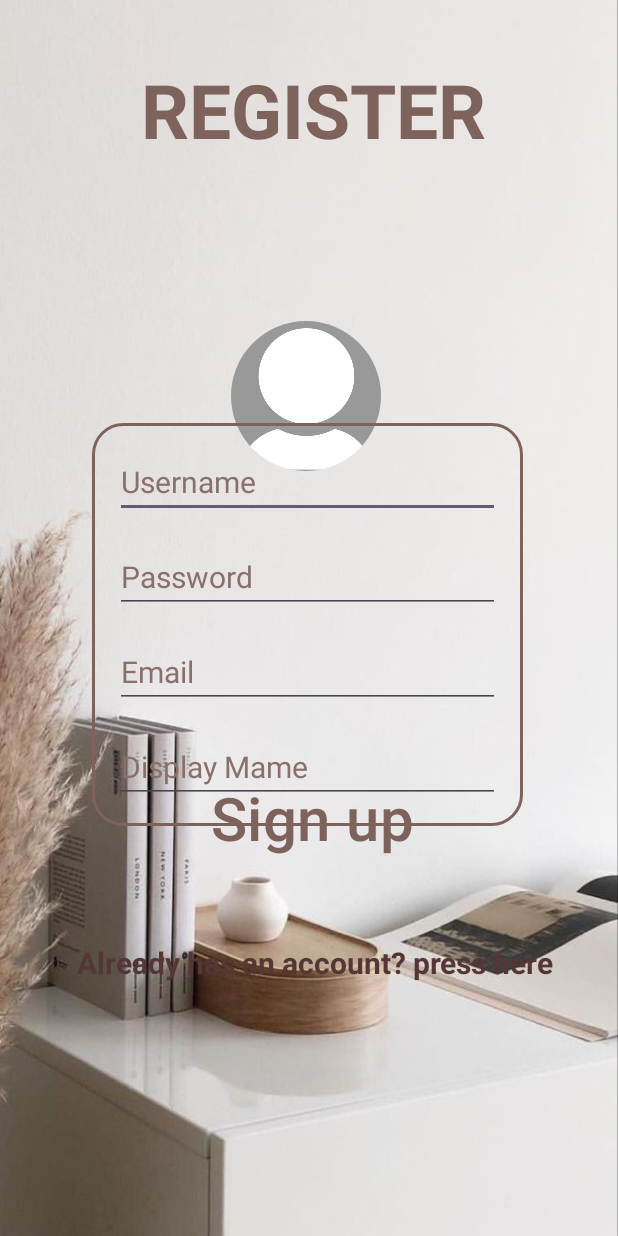
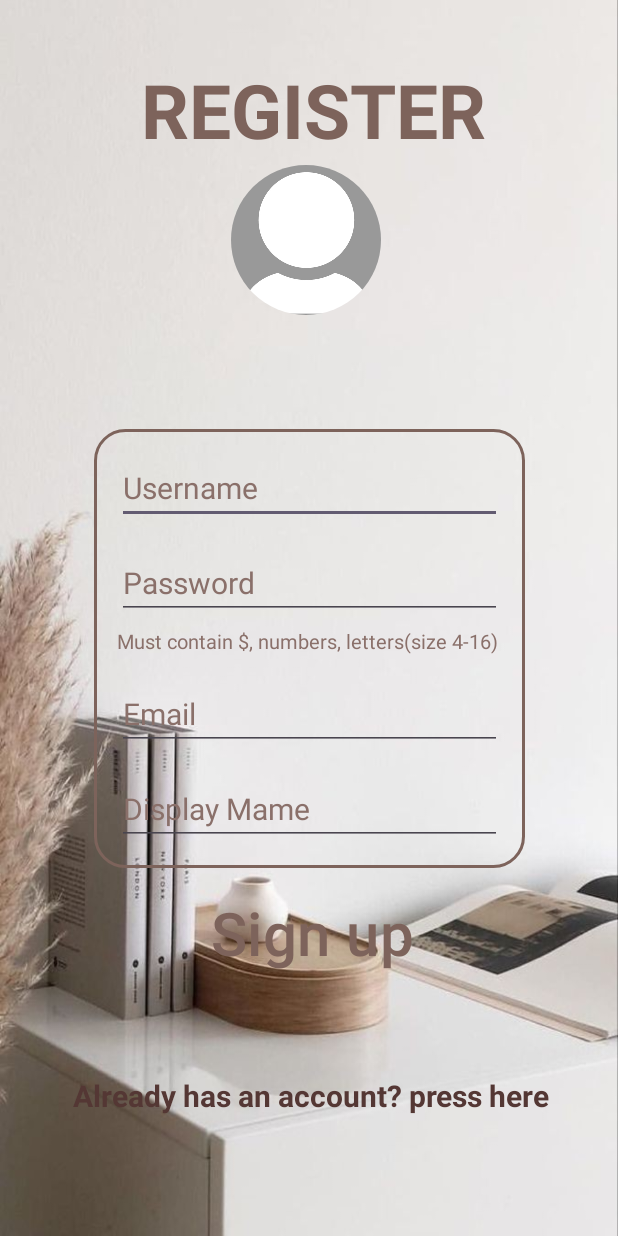
Before and after one commit to 56bar56/Targil4_AP2, an Android app: the registerPage screen opened directly, with no data from a screen before it, after a tap on "Sign up", on a phone screen of 412 x 824 dp. Run offline under Robolectric (Android 15) with nearby library versions, the phone set to English and light mode, and no system bars; our stand-ins replace CircleImageView, Room's generated code.

Commit message:
image working

```diff
--- a/app/build.gradle
+++ b/app/build.gradle
@@ -29,6 +29,7 @@ android {
 }
 
 dependencies {
+    implementation 'androidx.activity:activity-ktx:1.4.0'
     implementation 'de.hdodenhof:circleimageview:3.1.0'
     implementation 'com.squareup.retrofit2:retrofit:2.9.0'
     implementation 'com.squareup.retrofit2:converter-gson:2.5.0'
--- a/app/src/main/java/com/example/targil4_ap2/ChooseConNameActivity.java
+++ b/app/src/main/java/com/example/targil4_ap2/ChooseConNameActivity.java
@@ -15,6 +15,7 @@ import com.example.targil4_ap2.api.WebServiceAPI;
 import com.example.targil4_ap2.items.AddNewContact;
 import com.example.targil4_ap2.items.Contact;
 import com.example.targil4_ap2.items.ContactForCreate;
+import com.google.android.material.floatingactionbutton.FloatingActionButton;
 
 import java.io.IOException;
 import java.util.List;
@@ -31,7 +32,7 @@ public class ChooseConNameActivity extends AppCompatActivity {
 
     private EditText editConName;
     private Button buttonSave;
-    private Button buttonCancel;
+    private FloatingActionButton buttonCancel;
     private AppDB db;
     private PostDao postDao;
     private Retrofit retrofit;
@@ -112,7 +113,6 @@ public class ChooseConNameActivity extends AppCompatActivity {
 
             }
         });
-
         buttonCancel.setOnClickListener(new View.OnClickListener() {
             @Override
             public void onClick(View v) {
--- a/app/src/main/java/com/example/targil4_ap2/registerPage.java
+++ b/app/src/main/java/com/example/targil4_ap2/registerPage.java
@@ -1,13 +1,22 @@
 package com.example.targil4_ap2;
 
+import android.app.Activity;
 import android.content.Intent;
+import android.graphics.Bitmap;
+import android.graphics.drawable.BitmapDrawable;
+import android.net.Uri;
+import android.os.Build;
 import android.os.Bundle;
+import android.provider.MediaStore;
 import android.view.View;
 import android.widget.Button;
 import android.widget.EditText;
 import android.widget.TextView;
 import android.widget.Toast;
 
+import androidx.activity.result.ActivityResultLauncher;
+import androidx.activity.result.contract.ActivityResultContracts;
+import androidx.annotation.RequiresApi;
 import androidx.appcompat.app.AppCompatActivity;
 import androidx.room.Room;
 
@@ -18,9 +27,11 @@ import com.example.targil4_ap2.items.MessageToGet;
 import com.example.targil4_ap2.items.UserToGet;
 import com.example.targil4_ap2.items.UserToPost;
 
+import java.io.ByteArrayOutputStream;
 import java.io.IOException;
 import java.util.List;
 
+import de.hdodenhof.circleimageview.CircleImageView;
 import okhttp3.ResponseBody;
 import retrofit2.Call;
 import retrofit2.Callback;
@@ -28,12 +39,16 @@ import retrofit2.Response;
 import retrofit2.Retrofit;
 import retrofit2.converter.gson.GsonConverterFactory;
 
+
+@RequiresApi(api = Build.VERSION_CODES.R)
 public class registerPage extends AppCompatActivity {
     Button registerBtn;
     TextView toLogIn;
     private EditText editRegisterUsername;
     private EditText editRegisterPassword;
     private EditText editRegisterEmail;
+    private EditText editProfileName;
+    private CircleImageView imageView;
     private AppDB db;
     private PostDao postDao;
     private Retrofit retrofit;
@@ -49,6 +64,7 @@ public class registerPage extends AppCompatActivity {
         editRegisterUsername = findViewById(R.id.registerUsername);
         editRegisterPassword = findViewById(R.id.registerPassword);
         editRegisterEmail = findViewById(R.id.registerEmail);
+        editProfileName = findViewById(R.id.registerDisplayName);
         db = Room.databaseBuilder(getApplicationContext(), AppDB.class, "PostsDB").allowMainThreadQueries().build();
         postDao = db.postDao();
         user = new UsersApiToken(db, postDao);
@@ -57,6 +73,13 @@ public class registerPage extends AppCompatActivity {
                 .addConverterFactory(GsonConverterFactory.create())
                 .build();
         webServiceAPI = retrofit.create(WebServiceAPI.class);
+        imageView = findViewById(R.id.registerProfileImage);
+        imageView.setOnClickListener(new View.OnClickListener() {
+            @Override
+            public void onClick(View v) {
+                function();
+            }
+        });
         registerBtn.setOnClickListener(new View.OnClickListener() {
             @Override
             public void onClick(View v) {
@@ -65,8 +88,24 @@ public class registerPage extends AppCompatActivity {
                 String password = editRegisterPassword.getText().toString();
                 String email = editRegisterEmail.getText().toString();
                 //להוסיף שם פרופיל ותמונה
-                String profileName = "prof";
+                String profileName = editProfileName.getText().toString();
+                //String profilePic = imageView.toString();
                 String profilePic = "";
+                Bitmap resizedBitmap = null;
+
+                try {
+                    ByteArrayOutputStream byteArray = new ByteArrayOutputStream();
+                    Bitmap bm = ((BitmapDrawable) imageView.getDrawable()).getBitmap();
+                    resizedBitmap = Bitmap.createScaledBitmap(bm, 30, 25, false);
+                    resizedBitmap.compress(Bitmap.CompressFormat.PNG, 100, byteArray);
+                    byte[] profileBitmap = byteArray.toByteArray();
+                    profilePic = android.util.Base64.encodeToString(profileBitmap, android.util.Base64.DEFAULT);
+
+                } catch (Exception e) {
+                    Toast.makeText(registerPage.this, "Error with the image", Toast.LENGTH_LONG).show();
+                    return;
+                }
+
                 String errorMsg="";
                 if (password.length() > 16 || password.length() < 4) {
                     informationOk = false;
@@ -146,6 +185,32 @@ public class registerPage extends AppCompatActivity {
         });
     }
 
+    private void function() {
+        Intent i = new Intent();
+        i.setType("image/*");
+        i.setAction(Intent.ACTION_GET_CONTENT);
+        launchSomeActivity.launch(i);
+    }
+
+    ActivityResultLauncher<Intent> launchSomeActivity = registerForActivityResult(
+            new ActivityResultContracts.StartActivityForResult(), result -> {
+                if (result.getResultCode() == Activity.RESULT_OK) {
+                    Intent data = result.getData();
+                    if (data != null && data.getData() != null) {
+                        Uri selectedImageUri = data.getData();
+                        Bitmap selectedBitmap;
+                        try {
+                            selectedBitmap = MediaStore.Images.Media.getBitmap(
+                                    getContentResolver(), selectedImageUri);
+                            imageView.setImageBitmap(selectedBitmap);
+                        } catch (IOException e) {
+                            e.printStackTrace();
+                        }
+                    }
+                }
+            }
+    );
+
     public void chatsPageAfterRegister(String username, String password) {
         Callback<ResponseBody> callbackForGetUserInfo = new Callback<ResponseBody>() {
             @Override
@@ -186,6 +251,7 @@ public class registerPage extends AppCompatActivity {
         user.getUser(username, password, callbackForGetUserInfo);
 
     }
+
     public void dbInfo(Intent intent, String username, String password) {
         Callback<ResponseBody> callbackForGetUserChatsInfo = new Callback<ResponseBody>() {
             @Override
--- a/app/src/main/res/layout/activity_register_page.xml
+++ b/app/src/main/res/layout/activity_register_page.xml
@@ -8,8 +8,8 @@
     tools:context=".MainActivity">
 
     <TextView
-        android:layout_width="251dp"
-        android:layout_height="66dp"
+        android:layout_width="wrap_content"
+        android:layout_height="wrap_content"
         android:layout_alignParentStart="true"
         android:layout_alignParentTop="true"
         android:layout_alignParentEnd="true"
@@ -27,16 +27,12 @@
 
     <TextView
         android:id="@+id/noAccount"
-        android:layout_width="387dp"
-        android:layout_height="71dp"
-        android:layout_alignParentStart="true"
-        android:layout_alignParentTop="true"
+        android:layout_width="wrap_content"
+        android:layout_height="wrap_content"
         android:layout_alignParentEnd="true"
         android:layout_alignParentBottom="true"
-        android:layout_marginStart="16dp"
-        android:layout_marginTop="628dp"
-        android:layout_marginEnd="8dp"
-        android:layout_marginBottom="33dp"
+        android:layout_marginEnd="45dp"
+        android:layout_marginBottom="80dp"
         android:text="Already has an account? press here"
         android:textAlignment="center"
         android:textColor="#543734"
@@ -45,16 +41,13 @@
 
     <Button
         android:id="@+id/registerBtn"
-        android:layout_width="260dp"
+        android:layout_width="276dp"
         android:layout_height="wrap_content"
-        android:layout_alignParentStart="true"
-        android:layout_alignParentTop="true"
-        android:layout_alignParentEnd="true"
         android:layout_alignParentBottom="true"
         android:layout_marginStart="77dp"
         android:layout_marginTop="429dp"
         android:layout_marginEnd="73dp"
-        android:layout_marginBottom="163dp"
+        android:layout_marginBottom="165dp"
         android:background="@android:color/transparent"
         android:text="Sign up"
         android:textColor="#7D635B"
@@ -66,9 +59,9 @@
         android:layout_width="100dp"
         android:layout_height="100dp"
         android:layout_alignParentEnd="true"
-        android:layout_alignParentBottom="true"
+        android:layout_alignParentTop="true"
         android:layout_marginEnd="158dp"
-        android:layout_marginBottom="510dp"
+        android:layout_marginTop="110dp"
         android:clickable="true"
         android:focusable="true"
         android:onClick="onProfileImageClicked"
@@ -80,8 +73,8 @@
         android:layout_height="wrap_content"
         android:layout_alignParentEnd="true"
         android:layout_alignParentBottom="true"
-        android:layout_marginEnd="63dp"
-        android:layout_marginBottom="273dp"
+        android:layout_marginEnd="62dp"
+        android:layout_marginBottom="245dp"
         android:background="@drawable/login_edittext"
         android:orientation="vertical">
 
@@ -94,9 +87,9 @@
             android:layout_marginRight="15dp"
             android:layout_marginBottom="15dp"
             android:hint="Username"
-            android:textSize="20dp"
             android:textColor="#8A706A"
-            android:textColorHint="#8A706A" />
+            android:textColorHint="#8A706A"
+            android:textSize="20dp" />
 
         <EditText
             android:id="@+id/registerPassword"
@@ -104,12 +97,22 @@
             android:layout_height="wrap_content"
             android:layout_marginLeft="15dp"
             android:layout_marginRight="15dp"
-            android:layout_marginBottom="15dp"
+            android:layout_marginBottom="5dp"
             android:hint="Password"
-            android:textSize="20dp"
+            android:inputType="textPassword"
             android:textColor="#8A706A"
             android:textColorHint="#8A706A"
-            android:inputType="textPassword"/>
+            android:textSize="20dp" />
+
+        <TextView
+            android:layout_width="match_parent"
+            android:layout_height="wrap_content"
+            android:layout_marginLeft="15dp"
+            android:layout_marginRight="15dp"
+            android:layout_marginBottom="15dp"
+            android:text="Must contain $, numbers, letters(size 4-16)"
+            android:textSize="13dp"
+            android:textColor="#8A706A"/>
 
         <EditText
             android:id="@+id/registerEmail"
@@ -119,9 +122,9 @@
             android:layout_marginRight="15dp"
             android:layout_marginBottom="15dp"
             android:hint="Email"
-            android:textSize="20dp"
             android:textColor="#8A706A"
-            android:textColorHint="#8A706A" />
+            android:textColorHint="#8A706A"
+            android:textSize="20dp" />
 
         <EditText
             android:id="@+id/registerDisplayName"
@@ -131,9 +134,9 @@
             android:layout_marginRight="15dp"
             android:layout_marginBottom="15dp"
             android:hint="Display Mame"
-            android:textSize="20dp"
             android:textColor="#8A706A"
-            android:textColorHint="#8A706A" />
+            android:textColorHint="#8A706A"
+            android:textSize="20dp" />
 
     </LinearLayout>
 
```
Also changed, not shown: app/src/main/java/com/example/targil4_ap2/adapters/ContactsListAdapter.java (+15 -6 lines), app/src/main/java/com/example/targil4_ap2/chatActivity.java (+32 -8 lines), app/src/main/java/com/example/targil4_ap2/contacts_pageActivity.java (+1 -29 lines).
